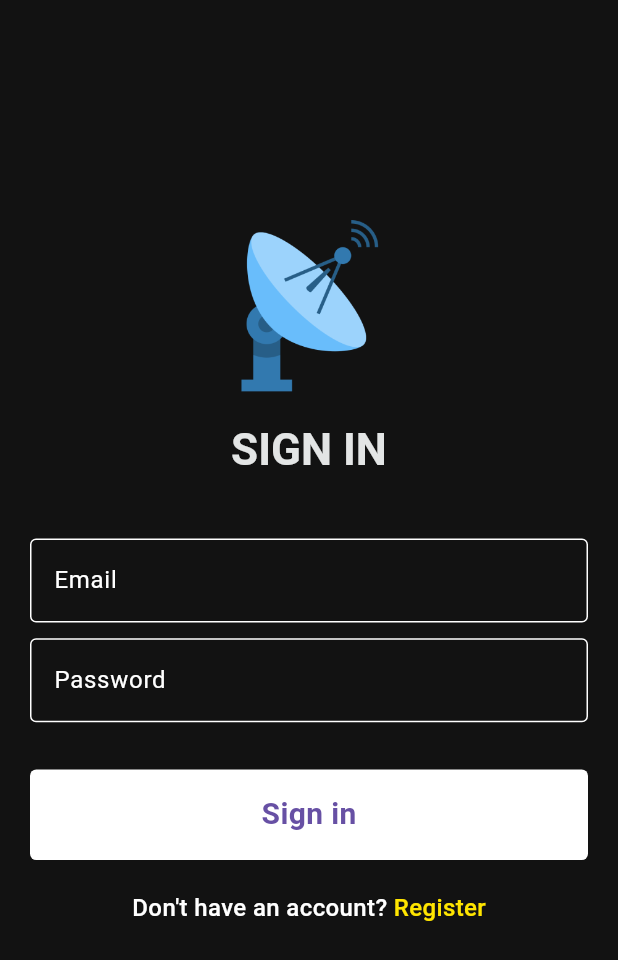
After one commit to Kutsalaba/driver_monitoring_application, a Flutter app: the screen it shows after launch, after a tap on "Sign in", on a phone screen of 412 x 824 dp. The commit adds this screen. Shown: the top 960 px of the screen. Run offline on Flutter 3.47's test engine with Material 3 defaults, Android fonts, the light colour scheme and no system bars; our stand-ins replace auto_route, easy_localization, flutter_bloc, flutter_screenutil, flutter_svg, get_it and 3 more; Roboto replaces fonts that are missing (Heebo).

Commit message:
Added UI for auth page.

```diff
--- a/assets/localization/en.json
+++ b/assets/localization/en.json
@@ -1,5 +1,6 @@
 {
     "appName": "Drivers Monitoring",
+    "startAppName": "MILITARY \nTRANSPORT \nSERVICE",
     "termsOfUse": "Terms of use",
     "privacyPolicy": "Privacy Policy",
     "exit": "Exit",
--- a/assets/localization/ua.json
+++ b/assets/localization/ua.json
@@ -1,5 +1,6 @@
 {
     "appName": "Моніторинг водіїв",
+    "startAppName": "MILITARY \nTRANSPORT \nSERVICE",
     "termsOfUse": "Правила використання",
     "privacyPolicy": "Політика конфіденційності",
     "exit": "Вихід",
--- /dev/null
+++ b/lib/pages/auth_page/auth_page.dart
@@ -0,0 +1,135 @@
+import 'package:auto_route/auto_route.dart';
+import 'package:flutter/material.dart';
+import 'package:flutter_bloc/flutter_bloc.dart';
+import 'package:flutter_screenutil/flutter_screenutil.dart';
+
+import '../../gen/assets.gen.dart';
+import '../../services/injectible/injectible_init.dart';
+import '../../styles/app_colors.dart';
+import 'cubit/sign_in_cubit.dart';
+import 'widgets/email_field.dart';
+import 'widgets/password_field.dart';
+
+@RoutePage()
+class AuthPage extends StatelessWidget {
+  const AuthPage({Key? key}) : super(key: key);
+
+  @override
+  Widget build(BuildContext context) {
+    return Scaffold(
+      backgroundColor: AppColors.contrastBlack,
+      body: BlocProvider(
+        create: (context) => getIt<SignInCubit>(),
+        child: Builder(
+          builder: (context) {
+            return BlocListener<SignInCubit, SignInState>(
+              listener: (context, state) {
+                // if (state is SignInSuccess) {
+                //   context.read<AppStateCubit>().checkAuthStatus();
+                // } else if (state is SignInError) {
+                //   ScaffoldMessenger.of(context).showSnackBar(
+                //     SnackBar(content: Text(state.errorText)),
+                //   );
+                // }
+              },
+              child: SingleChildScrollView(
+                child: Padding(
+                  padding: const EdgeInsets.symmetric(horizontal: 20),
+                  child: Form(
+                    key: context.read<SignInCubit>().formKey,
+                    child: Column(
+                      children: [
+                        SizedBox(height: 140.h),
+                        Assets.logo.image(
+                          height: 110.h,
+                          width: 110.w,
+                        ),
+                        SizedBox(height: 20.h),
+                        Text(
+                          'SIGN IN',
+                          style:
+                              Theme.of(context).primaryTextTheme.displayMedium,
+                        ),
+                        SizedBox(height: 40.h),
+                        EmailField(
+                          controller:
+                              context.read<SignInCubit>().emailController,
+                        ),
+                        SizedBox(height: 10.h),
+                        PasswordField(
+                          controller:
+                              context.read<SignInCubit>().passwordController,
+                        ),
+                        SizedBox(height: 30.h),
+                        Material(
+                          color: Colors.white,
+                          borderRadius: BorderRadius.circular(4.w),
+                          child: InkWell(
+                            onTap: () async {
+                              // final formState = context
+                              //     .read<SignInCubit>()
+                              //     .formKey
+                              //     .currentState;
+                              // if (formState?.validate() ?? false) {
+                              //   await context.read<SignInCubit>().signIn();
+                              // }
+                            },
+                            borderRadius: BorderRadius.circular(4.w),
+                            child: Ink(
+                              decoration: BoxDecoration(
+                                borderRadius: BorderRadius.circular(4.w),
+                              ),
+                              child: Center(
+                                child: Padding(
+                                  padding: EdgeInsets.symmetric(vertical: 15.h),
+                                  child: Text(
+                                    'Sign in',
+                                    style: TextStyle(
+                                      fontSize: 20,
+                                      fontWeight: FontWeight.w600,
+                                      color: Theme.of(context).primaryColor,
+                                    ),
+                                  ),
+                                ),
+                              ),
+                            ),
+                          ),
+                        ),
+                        const SizedBox(height: 20),
+                        Wrap(
+                          alignment: WrapAlignment.center,
+                          children: [
+                            const Text(
+                              'Don\'t have an account? ',
+                              style: TextStyle(
+                                color: Colors.white,
+                                fontSize: 16,
+                                fontWeight: FontWeight.w500,
+                              ),
+                            ),
+                            GestureDetector(
+                              onTap: () {},
+                              child: const Text(
+                                'Register',
+                                style: TextStyle(
+                                  color: Color(0xFFFFE500),
+                                  fontSize: 16,
+                                  fontWeight: FontWeight.w500,
+                                ),
+                              ),
+                            ),
+                          ],
+                        ),
+                        const SizedBox(height: 10),
+                      ],
+                    ),
+                  ),
+                ),
+              ),
+            );
+          },
+        ),
+      ),
+    );
+  }
+}
--- /dev/null
+++ b/lib/pages/auth_page/cubit/sign_in_cubit.dart
@@ -0,0 +1,33 @@
+import 'package:flutter_bloc/flutter_bloc.dart';
+import 'package:flutter/material.dart';
+import 'package:injectable/injectable.dart';
+
+part 'sign_in_state.dart';
+
+@injectable
+class SignInCubit extends Cubit<SignInState> {
+  SignInCubit() : super(SignInInitial());
+  final GlobalKey<FormState> formKey = GlobalKey<FormState>();
+
+  final TextEditingController emailController = TextEditingController();
+  final TextEditingController passwordController = TextEditingController();
+
+
+  Future<void> signIn() async {
+    //TODO
+    // final result = await signInUseCase(
+    //   SignInParams(
+    //     email: emailController.text,
+    //     password: passwordController.text,
+    //   ),
+    // );
+    // result.fold(
+    //   (failure) {
+    //     emit(SignInError(failure.message));
+    //   },
+    //   (result) {
+    //     emit(SignInSuccess());
+    //   },
+    // );
+  }
+}
--- /dev/null
+++ b/lib/pages/auth_page/cubit/sign_in_state.dart
@@ -0,0 +1,15 @@
+part of 'sign_in_cubit.dart';
+
+abstract class SignInState {
+  const SignInState();
+}
+
+class SignInInitial extends SignInState {}
+
+class SignInSuccess extends SignInState {}
+
+class SignInError extends SignInState {
+  final String errorText;
+
+  const SignInError(this.errorText);
+}
--- /dev/null
+++ b/lib/pages/auth_page/widgets/email_field.dart
@@ -0,0 +1,58 @@
+import 'package:flutter/material.dart';
+
+class EmailField extends StatelessWidget {
+  const EmailField({
+    Key? key,
+    required this.controller,
+  }) : super(key: key);
+  final TextEditingController controller;
+
+  @override
+  Widget build(BuildContext context) {
+    return TextFormField(
+      controller: controller,
+      cursorColor: const Color(0xFFFFE500),
+      style: const TextStyle(
+        fontSize: 16,
+        color: Colors.white,
+      ),
+      decoration: const InputDecoration(
+        errorStyle: TextStyle(
+          color: Color(0xFFFFE500),
+          fontWeight: FontWeight.w500,
+        ),
+        focusedErrorBorder: OutlineInputBorder(
+          borderSide: BorderSide(
+            color: Color(0xFFFFE500),
+          ),
+        ),
+        errorBorder: OutlineInputBorder(
+          borderSide: BorderSide(
+            color: Color(0xFFFFE500),
+          ),
+        ),
+        enabledBorder: OutlineInputBorder(
+          borderSide: BorderSide(
+            color: Colors.white,
+          ),
+        ),
+        focusedBorder: OutlineInputBorder(
+          borderSide: BorderSide(
+            color: Colors.white,
+          ),
+        ),
+        labelText: 'Email',
+        labelStyle: TextStyle(
+          fontSize: 16,
+          color: Colors.white,
+        ),
+      ),
+      validator: (input) {
+        if (input != null) {
+          return input;
+        }
+        return null;
+      },
+    );
+  }
+}
--- /dev/null
+++ b/lib/pages/auth_page/widgets/password_field.dart
@@ -0,0 +1,60 @@
+import 'package:flutter/material.dart';
+
+class PasswordField extends StatelessWidget {
+  const PasswordField({Key? key, required this.controller}) : super(key: key);
+  final TextEditingController controller;
+
+  @override
+  Widget build(BuildContext context) {
+    return TextFormField(
+      controller: controller,
+      obscuringCharacter: '*',
+      obscureText: true,
+      cursorColor: const Color(0xFFFFE500),
+      style: const TextStyle(
+        fontSize: 16,
+        color: Colors.white,
+      ),
+      decoration: const InputDecoration(
+        errorStyle: TextStyle(
+          color: Color(0xFFFFE500),
+          fontWeight: FontWeight.w500,
+        ),
+        focusedErrorBorder: OutlineInputBorder(
+          borderSide: BorderSide(
+            color: Color(0xFFFFE500),
+          ),
+        ),
+        errorBorder: OutlineInputBorder(
+          borderSide: BorderSide(
+            color: Color(0xFFFFE500),
+          ),
+        ),
+        enabledBorder: OutlineInputBorder(
+          borderSide: BorderSide(
+            color: Colors.white,
+          ),
+        ),
+        focusedBorder: OutlineInputBorder(
+          borderSide: BorderSide(
+            color: Colors.white,
+          ),
+        ),
+        labelText: 'Password',
+        labelStyle: TextStyle(
+          fontSize: 16,
+          color: Colors.white,
+        ),
+      ),
+      validator: (input) {
+        if (input != null && input.isEmpty) {
+          return 'A password is required';
+        }
+        if (input != null && input.length < 6) {
+          return 'Password must be at least 6 characters';
+        }
+        return null;
+      },
+    );
+  }
+}
--- a/lib/pages/home_page/home_page.dart
+++ b/lib/pages/home_page/home_page.dart
@@ -1,5 +1,7 @@
 import 'package:auto_route/auto_route.dart';
+import 'package:driver_monitoring_application/localization/locale_keys.g.dart';
 import 'package:driver_monitoring_application/styles/app_colors.dart';
+import 'package:easy_localization/easy_localization.dart';
 import 'package:flutter/material.dart';
 
 import '../widgets/custom_menu_drawer/custom_menu_drawer.dart';
@@ -10,14 +12,19 @@ class HomePage extends StatelessWidget {
 
   @override
   Widget build(BuildContext context) {
-    return SafeArea(
-      child: Scaffold(
-        appBar: AppBar(
-            // backgroundColor: AppColors.brightGrey,
-            ),
-        body: Center(child: Text('HOME')),
-        drawer: CustomMenuDrawer(),
+    return Scaffold(
+      backgroundColor: AppColors.contrastBlack,
+      appBar: AppBar(
+        backgroundColor: AppColors.contrastBlack,
+        iconTheme: IconThemeData(color: AppColors.contrastGrey),
+        title: Text(
+          LocaleKeys.home.tr(),
+          style: Theme.of(context).primaryTextTheme.titleLarge,
+        ),
+        centerTitle: true,
       ),
+      body: Center(child: Text('HOME')),
+      drawer: CustomMenuDrawer(),
     );
   }
 }
--- /dev/null
+++ b/lib/pages/splash_screen.dart
@@ -0,0 +1,69 @@
+import 'package:auto_route/auto_route.dart';
+import 'package:driver_monitoring_application/localization/locale_keys.g.dart';
+import 'package:easy_localization/easy_localization.dart';
+import 'package:flutter/material.dart';
+import 'package:flutter_screenutil/flutter_screenutil.dart';
+
+import '../gen/assets.gen.dart';
+import '../routes/app_router.gr.dart';
+import '../styles/app_colors.dart';
+
+@RoutePage()
+class SplashScreen extends StatefulWidget {
+  const SplashScreen({Key? key}) : super(key: key);
+
+  @override
+  State<SplashScreen> createState() => _SplashScreenState();
+}
+
+class _SplashScreenState extends State<SplashScreen> {
+  Future startAnimation(context) async {
+    await Future.delayed(const Duration(seconds: 3));
+    AutoRouter.of(context).replace(const AuthRoute());
+  }
+
+  @override
+  void initState() {
+    super.initState();
+    WidgetsBinding.instance.addPostFrameCallback((_) {
+      startAnimation(context);
+    });
+  }
+
+  @override
+  Widget build(BuildContext context) {
+    return SafeArea(
+      child: Scaffold(
+        backgroundColor: AppColors.contrastBlack,
+        body: Column(
+          crossAxisAlignment: CrossAxisAlignment.center,
+          mainAxisAlignment: MainAxisAlignment.center,
+          children: [
+            const Spacer(),
+            Center(
+              child: Row(
+                mainAxisAlignment: MainAxisAlignment.center,
+                children: [
+                  Assets.logo.image(
+                    height: 150.h,
+                    width: 150.w,
+                  ),
+                  Text(
+                    LocaleKeys.startAppName.tr(),
+                    style: Theme.of(context).primaryTextTheme.titleMedium,
+                  ),
+                ],
+              ),
+            ),
+            const Spacer(),
+            Text(
+              'Supported by',
+              style: Theme.of(context).primaryTextTheme.titleSmall,
+            ),
+            SizedBox(height: 20.h),
+          ],
+        ),
+      ),
+    );
+  }
+}
--- a/lib/routes/app_router.dart
+++ b/lib/routes/app_router.dart
@@ -5,7 +5,9 @@ import 'app_router.gr.dart';
 class AppRouter extends $AppRouter {
   @override
   List<AutoRoute> get routes => [
-        AutoRoute(page: HomeRoute.page, initial: true),
+        AutoRoute(page: SplashRoute.page, initial: true),
+        AutoRoute(page: HomeRoute.page),
         AutoRoute(page: AddDriverRoute.page),
+        AutoRoute(page: AuthRoute.page),
       ];
 }
--- a/lib/styles/app_colors.dart
+++ b/lib/styles/app_colors.dart
@@ -9,6 +9,11 @@ import 'package:flutter/material.dart';
 class AppColors {
   static const dirtyBlack = Color(0xff141414);
 
+  static const contrastBlack = Color(0xff121212);
+  static const contrastGrey = Color(0xffe3e5e5);
+  static const contrastRed = Color(0xffd61135);
+
+
   static const blue = Color(0xFF2196F3);
   static const white = Color(0xffFFFFFF);
   static const black = Color(0xff000000);
--- a/lib/styles/app_theme_data.dart
+++ b/lib/styles/app_theme_data.dart
@@ -14,15 +14,15 @@ class AppThemeData {
 
   AppThemeData._() {
     _appTheme = ThemeData(
-      fontFamily: GoogleFonts.rubik().fontFamily,
+      fontFamily: GoogleFonts.heebo().fontFamily,
       primaryTextTheme: TextTheme(
         titleLarge: TextStyle(
-          fontSize: 42.sp,
+          fontSize: 32.sp,
           fontWeight: FontWeight.w500,
         ),
         titleMedium: TextStyle(
-          fontSize: 20.sp,
-          fontWeight: FontWeight.w500,
+          fontSize: 24.sp,
+          fontWeight: FontWeight.w600,
         ),
         titleSmall: TextStyle(
           fontSize: 16.sp,
@@ -41,8 +41,8 @@ class AppThemeData {
           fontWeight: FontWeight.w600,
         ),
       ).apply(
-        bodyColor: AppColors.white,
-        displayColor: AppColors.white,
+        bodyColor: AppColors.contrastGrey,
+        displayColor: AppColors.contrastGrey,
       ),
     );
   }
```
Also changed, not shown: lib/localization/codegen_loader.g.dart, lib/localization/locale_keys.g.dart, lib/routes/app_router.gr.dart, lib/services/injectible/injectible_init.config.dart.
